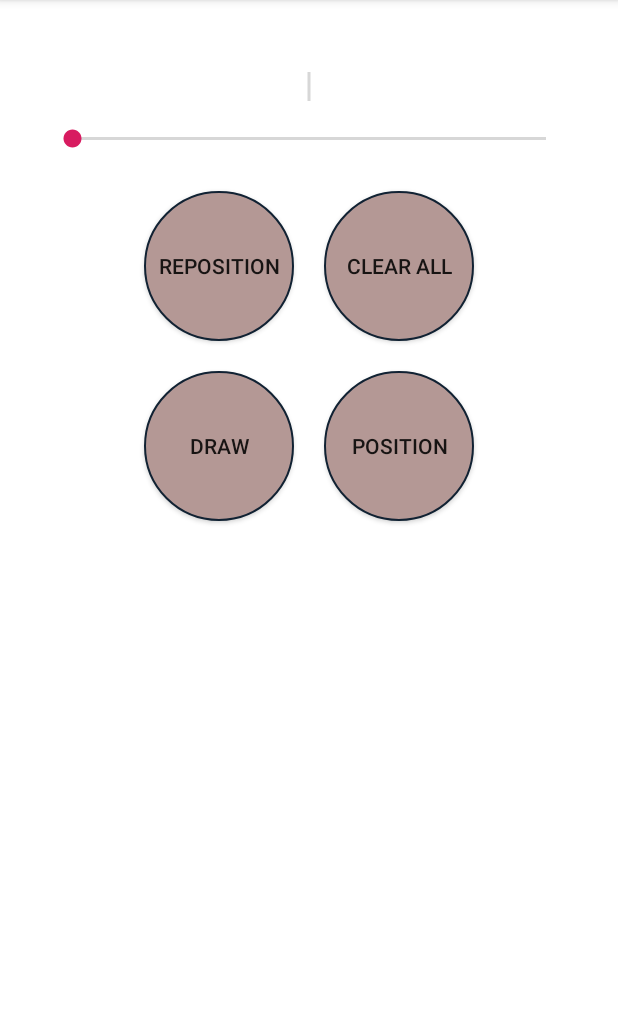
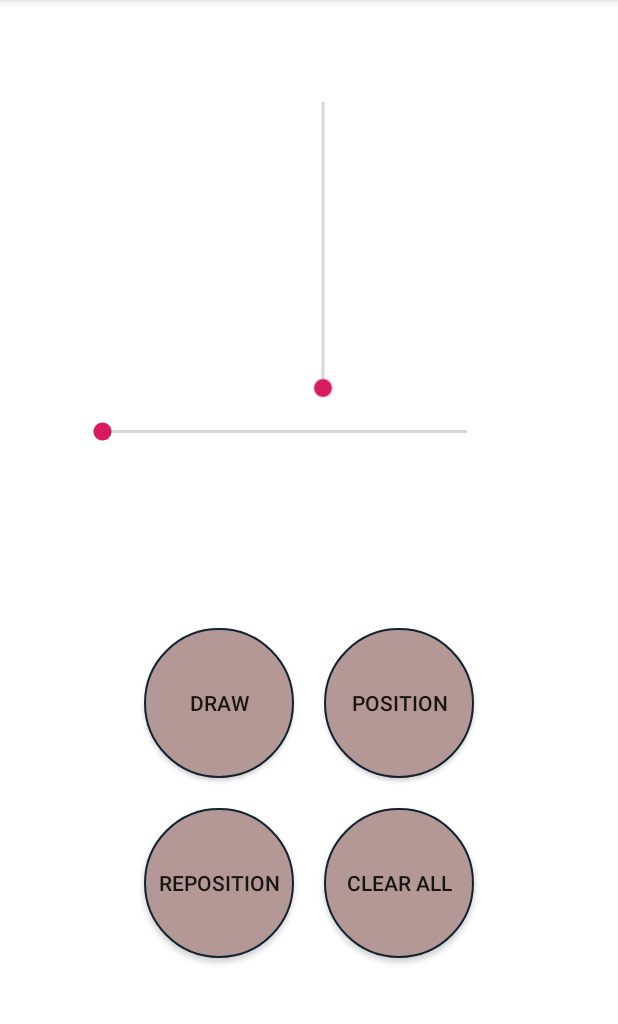
Before and after one commit to Tuddy18/android_3DMouse, an Android app: the MainActivity screen opened directly, with no data from a screen before it, on a phone screen of 412 x 824 dp, the part 84-1108 px from its top. Run offline under Robolectric (Android 15) with nearby library versions, the phone set to English and light mode, and no system bars; libraries missing offline, so code that uses them is left out: com.pes.androidmaterialcolorpickerdialog.

Commit message:
"Fixed" buttons on main

```diff
--- a/app/src/main/res/layout/content_main.xml
+++ b/app/src/main/res/layout/content_main.xml
@@ -12,23 +12,33 @@
     <LinearLayout
         android:layout_width="match_parent"
         android:layout_height="match_parent"
+        android:layout_marginTop="16dp"
         android:orientation="vertical"
-        android:padding="16dp"
+        android:padding="20dp"
         app:layout_constraintTop_toTopOf="parent"
-        tools:layout_editor_absoluteX="0dp">
+        tools:layout_editor_absoluteX="31dp">
 
-        <LinearLayout xmlns:android="http://schemas.android.com/apk/res/android"
+        <LinearLayout
             android:layout_width="match_parent"
-            android:layout_height="wrap_content"
+            android:layout_height="306dp"
             android:orientation="vertical"
             android:padding="16dp"
             tools:layout_editor_absoluteX="0dp"
             tools:layout_editor_absoluteY="49dp">
 
             <RelativeLayout
-                android:layout_width="match_parent"
-                android:layout_height="match_parent"
+                android:layout_width="331dp"
+                android:layout_height="278dp"
                 android:padding="16dp">
+
+                <SeekBar
+                    android:id="@+id/rotateXZ"
+                    android:layout_width="match_parent"
+                    android:layout_height="wrap_content"
+                    android:layout_alignParentEnd="true"
+                    android:layout_alignParentBottom="true"
+                    android:layout_marginEnd="24dp"
+                    android:layout_marginBottom="17dp" />
 
                 <TextView
                     android:id="@+id/coordinates"
@@ -37,15 +47,17 @@
 
                 <SeekBar
                     android:id="@+id/rotateXY"
-                    android:layout_width="match_parent"
+                    style="@style/Widget.AppCompat.SeekBar"
+                    android:layout_width="229dp"
                     android:layout_height="wrap_content"
+                    android:layout_alignParentTop="true"
+                    android:layout_alignParentEnd="true"
+                    android:layout_marginStart="46dp"
+                    android:layout_marginTop="83dp"
+                    android:layout_marginEnd="21dp"
+                    android:maxWidth="10dp"
                     android:rotation="270" />
             </RelativeLayout>
-
-            <SeekBar
-                android:id="@+id/rotateXZ"
-                android:layout_width="match_parent"
-                android:layout_height="wrap_content" />
 
         </LinearLayout>
 
@@ -53,7 +65,28 @@
             android:id="@+id/tableLayout1"
             android:layout_width="wrap_content"
             android:layout_height="wrap_content"
-            android:layout_gravity="center_horizontal">
+            android:layout_gravity="center_horizontal"
+            android:layout_marginTop="100px">
+
+            <TableRow
+                android:layout_width="match_parent"
+                android:layout_height="match_parent">
+
+                <Button
+                    android:id="@+id/draw"
+                    android:layout_width="wrap_content"
+                    android:layout_height="wrap_content"
+                    android:layout_margin="10dp"
+                    android:text="@string/drawBtnText" />
+
+                <Button
+                    android:id="@+id/position"
+                    android:layout_width="wrap_content"
+                    android:layout_height="wrap_content"
+                    android:layout_margin="10dp"
+                    android:text="@string/positionBtnText" />
+
+            </TableRow>
 
             <TableRow
                 android:layout_width="match_parent"
@@ -75,26 +108,6 @@
 
             </TableRow>
 
-            <TableRow>
-
-                <Button
-                    android:id="@+id/draw"
-                    android:layout_width="wrap_content"
-                    android:layout_height="wrap_content"
-                    android:text="@string/drawBtnText"
-                    android:layout_margin="10dp"
-                    />
-
-                <Button
-                    android:id="@+id/position"
-                    android:layout_width="wrap_content"
-                    android:layout_height="wrap_content"
-                    android:text="@string/positionBtnText"
-                    android:layout_margin="10dp"
-                    />
-
-            </TableRow>
-
         </TableLayout>
 
 
```
